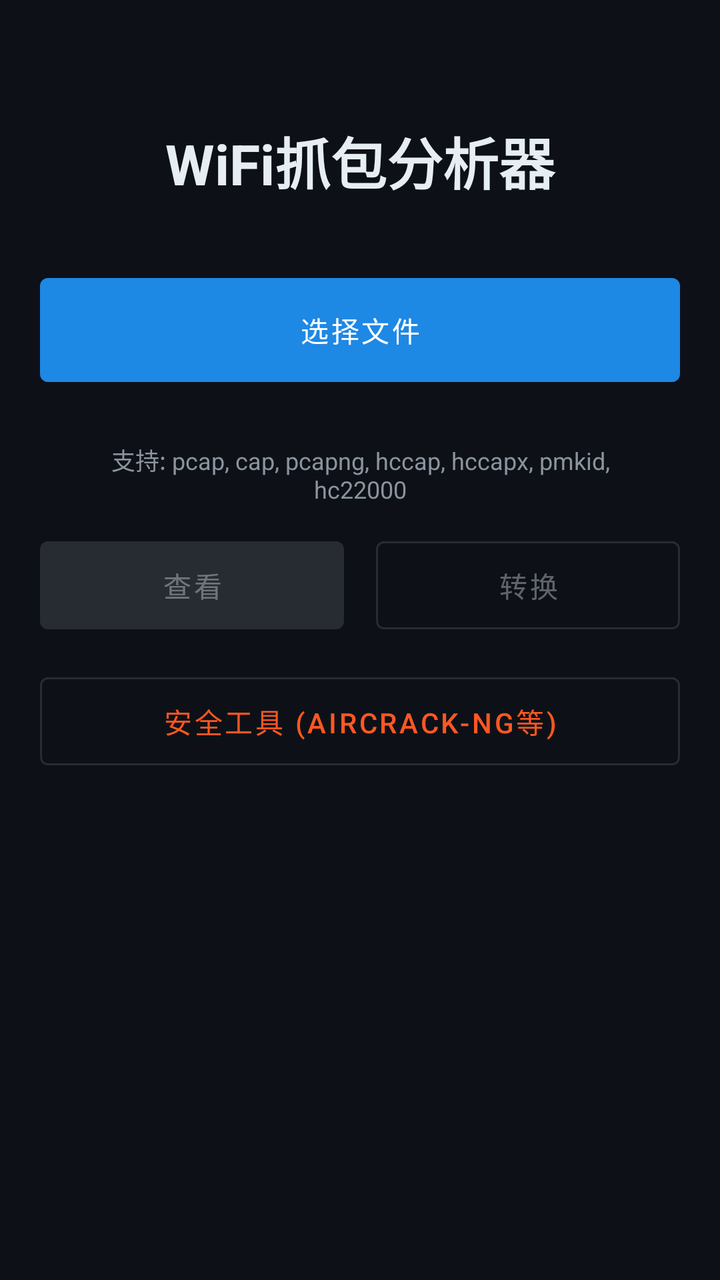
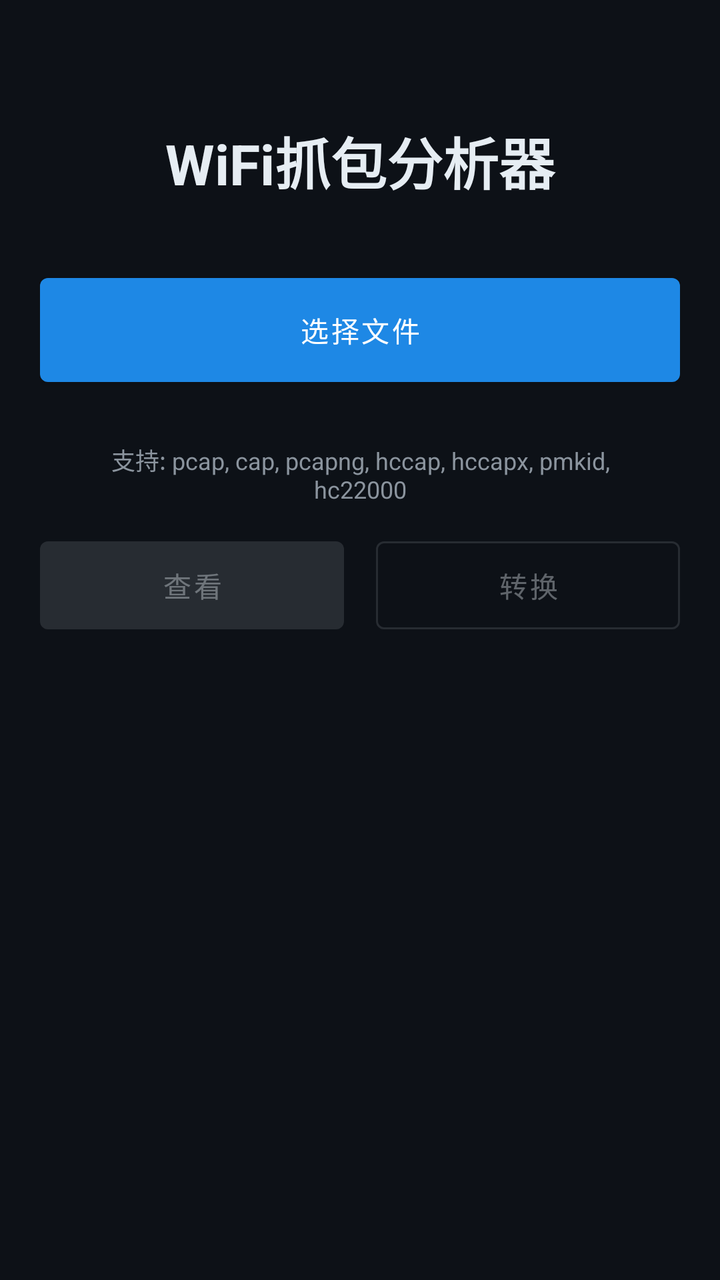

An Android layout rendered at two revisions. The XML below is the earlier revision; the diff shows what the commit changed to produce the second picture.
<!-- AndroidManifest.xml: application theme Theme.WifiAnalyzer -->
<!-- res/layout/activity_main.xml -->
<?xml version="1.0" encoding="utf-8"?>
<LinearLayout xmlns:android="http://schemas.android.com/apk/res/android"
    android:layout_width="match_parent" android:layout_height="match_parent"
    android:orientation="vertical" android:background="#FF0D1117" android:padding="20dp">
    <TextView android:layout_width="match_parent" android:layout_height="wrap_content"
        android:text="WiFi抓包分析器" android:textSize="28sp" android:textColor="#FFE6EDF3"
        android:textStyle="bold" android:gravity="center" android:layout_marginTop="40dp" android:layout_marginBottom="32dp"/>
    <com.google.android.material.button.MaterialButton android:id="@+id/btnSelectFile"
        android:layout_width="match_parent" android:layout_height="64dp" android:text="选择文件" android:layout_marginBottom="12dp"/>
    <TextView android:id="@+id/tvSelectedFile" android:layout_width="match_parent" android:layout_height="wrap_content"
        android:text="支持: pcap, cap, pcapng, hccap, hccapx, pmkid, hc22000" android:textSize="12sp" android:textColor="#FF8B949E" android:gravity="center" android:padding="12dp"/>
    <LinearLayout android:layout_width="match_parent" android:layout_height="wrap_content" android:orientation="horizontal">
        <com.google.android.material.button.MaterialButton android:id="@+id/btnViewFile"
            android:layout_width="0dp" android:layout_height="56dp" android:layout_weight="1" android:layout_marginEnd="8dp" android:text="查看" android:enabled="false"/>
        <com.google.android.material.button.MaterialButton android:id="@+id/btnConvert"
            android:layout_width="0dp" android:layout_height="56dp" android:layout_weight="1" android:layout_marginStart="8dp" android:text="转换" android:enabled="false"
            style="@style/Widget.MaterialComponents.Button.OutlinedButton"/>
    </LinearLayout>
    <com.google.android.material.button.MaterialButton android:id="@+id/btnTools"
        android:layout_width="match_parent" android:layout_height="56dp" android:layout_marginTop="12dp" android:text="安全工具 (aircrack-ng等)"
        style="@style/Widget.MaterialComponents.Button.OutlinedButton" android:textColor="#FFFF5722" android:strokeColor="#FFFF5722"/>
</LinearLayout>
<!-- resources referenced by this layout -->
<resources>
  <style name="Theme.WifiAnalyzer" parent="Theme.MaterialComponents.DayNight.NoActionBar">
          <item name="colorPrimary">#FF1E88E5</item>
          <item name="android:colorBackground">#FF0D1117</item>
          <item name="colorSurface">#FF21262D</item>
          <item name="colorOnSurface">#FFE6EDF3</item>
      </style>
</resources>

<!-- the commit's change to res/layout/activity_main.xml (unified diff, before → after) -->
@@ -16,7 +16,4 @@
             android:layout_width="0dp" android:layout_height="56dp" android:layout_weight="1" android:layout_marginStart="8dp" android:text="转换" android:enabled="false"
             style="@style/Widget.MaterialComponents.Button.OutlinedButton"/>
     </LinearLayout>
-    <com.google.android.material.button.MaterialButton android:id="@+id/btnTools"
-        android:layout_width="match_parent" android:layout_height="56dp" android:layout_marginTop="12dp" android:text="安全工具 (aircrack-ng等)"
-        style="@style/Widget.MaterialComponents.Button.OutlinedButton" android:textColor="#FFFF5722" android:strokeColor="#FFFF5722"/>
 </LinearLayout>
